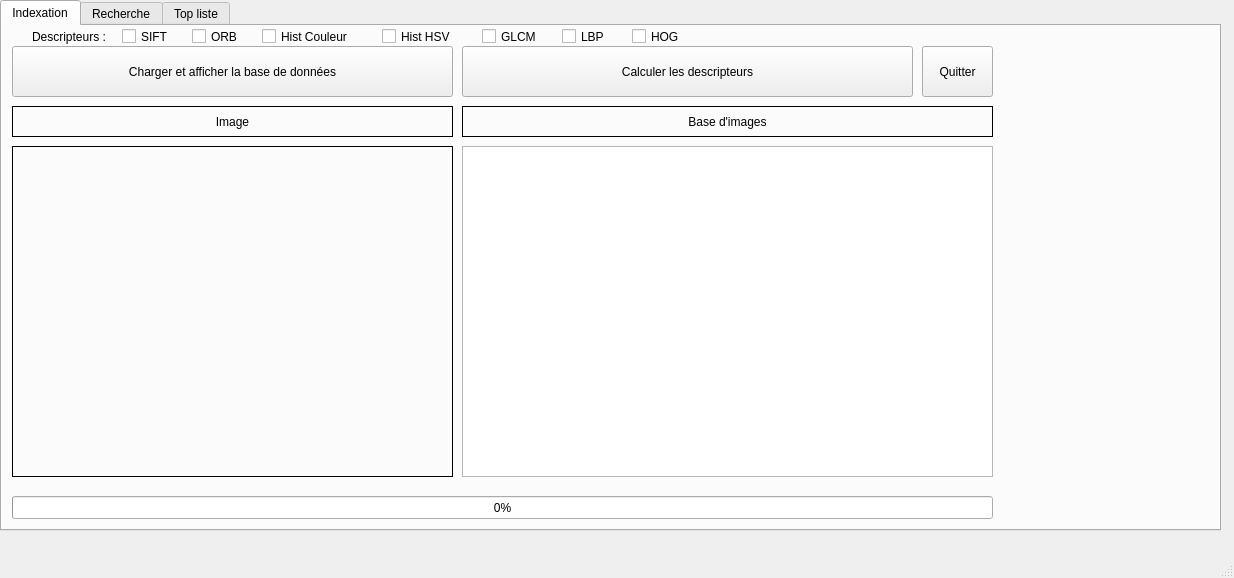
First picture: the form in interface.ui, repository Riipou/MIR, before the edit.
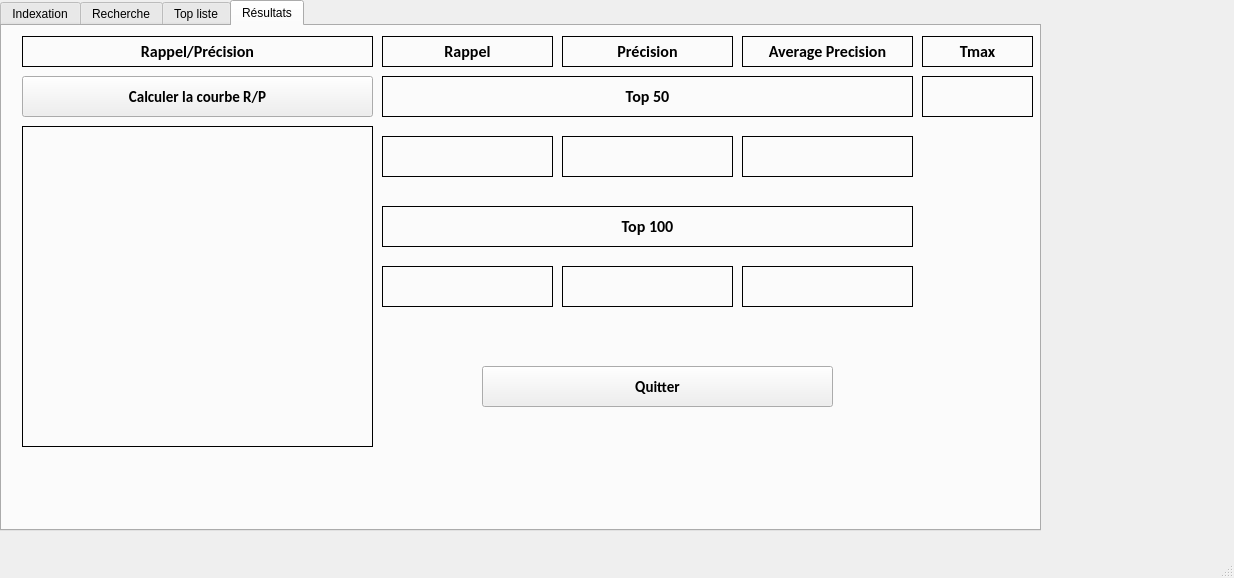
Second picture: the form after the edit.

What changed in the file:
```diff
--- a/interface.ui
+++ b/interface.ui
@@ -32,12 +32,12 @@
      <rect>
       <x>0</x>
       <y>0</y>
-      <width>1221</width>
+      <width>1041</width>
       <height>531</height>
      </rect>
     </property>
     <property name="currentIndex">
-     <number>0</number>
+     <number>3</number>
     </property>
     <widget class="QWidget" name="tab">
      <attribute name="title">
@@ -244,9 +244,9 @@
       <property name="geometry">
        <rect>
         <x>10</x>
-        <y>470</y>
+        <y>462</y>
         <width>981</width>
-        <height>23</height>
+        <height>31</height>
        </rect>
       </property>
       <property name="value">
@@ -271,33 +271,6 @@
      <attribute name="title">
       <string>Recherche</string>
      </attribute>
-     <widget class="QLabel" name="label_5">
-      <property name="geometry">
-       <rect>
-        <x>960</x>
-        <y>10</y>
-        <width>251</width>
-        <height>31</height>
-       </rect>
-      </property>
-      <property name="font">
-       <font>
-        <family>Calibri</family>
-        <pointsize>12</pointsize>
-        <weight>75</weight>
-        <bold>true</bold>
-       </font>
-      </property>
-      <property name="frameShape">
-       <enum>QFrame::Panel</enum>
-      </property>
-      <property name="text">
-       <string>Rappel/Précision</string>
-      </property>
-      <property name="alignment">
-       <set>Qt::AlignCenter</set>
-      </property>
-     </widget>
      <widget class="QCheckBox" name="checkBox_GLCM_2">
       <property name="geometry">
        <rect>
@@ -346,48 +319,6 @@
        <set>Qt::AlignCenter</set>
       </property>
      </widget>
-     <widget class="QPushButton" name="calcul_RP">
-      <property name="geometry">
-       <rect>
-        <x>960</x>
-        <y>70</y>
-        <width>251</width>
-        <height>41</height>
-       </rect>
-      </property>
-      <property name="font">
-       <font>
-        <family>Calibri</family>
-        <pointsize>11</pointsize>
-        <weight>75</weight>
-        <bold>true</bold>
-       </font>
-      </property>
-      <property name="text">
-       <string>Calculer la courbe R/P</string>
-      </property>
-     </widget>
-     <widget class="QPushButton" name="Quitter">
-      <property name="geometry">
-       <rect>
-        <x>960</x>
-        <y>440</y>
-        <width>251</width>
-        <height>41</height>
-       </rect>
-      </property>
-      <property name="font">
-       <font>
-        <family>Calibri</family>
-        <pointsize>11</pointsize>
-        <weight>75</weight>
-        <bold>true</bold>
-       </font>
-      </property>
-      <property name="text">
-       <string>Quitter</string>
-      </property>
-     </widget>
      <widget class="QCheckBox" name="checkBox_LBP_2">
       <property name="geometry">
        <rect>
@@ -481,36 +412,6 @@
        <string>Recherche</string>
       </property>
      </widget>
-     <widget class="QLabel" name="label_courbe">
-      <property name="geometry">
-       <rect>
-        <x>960</x>
-        <y>180</y>
-        <width>251</width>
-        <height>251</height>
-       </rect>
-      </property>
-      <property name="font">
-       <font>
-        <family>Calibri</family>
-        <pointsize>12</pointsize>
-        <weight>75</weight>
-        <bold>true</bold>
-       </font>
-      </property>
-      <property name="frameShape">
-       <enum>QFrame::Panel</enum>
-      </property>
-      <property name="text">
-       <string/>
-      </property>
-      <property name="scaledContents">
-       <bool>true</bool>
-      </property>
-      <property name="alignment">
-       <set>Qt::AlignCenter</set>
-      </property>
-     </widget>
      <widget class="QLabel" name="label_6">
       <property name="geometry">
        <rect>
@@ -714,33 +615,6 @@
        <string>ORB</string>
       </property>
      </widget>
-     <widget class="QLabel" name="label_9">
-      <property name="geometry">
-       <rect>
-        <x>960</x>
-        <y>140</y>
-        <width>251</width>
-        <height>31</height>
-       </rect>
-      </property>
-      <property name="font">
-       <font>
-        <family>Calibri</family>
-        <pointsize>12</pointsize>
-        <weight>75</weight>
-        <bold>true</bold>
-       </font>
-      </property>
-      <property name="frameShape">
-       <enum>QFrame::Panel</enum>
-      </property>
-      <property name="text">
-       <string>Courbe R/P</string>
-      </property>
-      <property name="alignment">
-       <set>Qt::AlignCenter</set>
-      </property>
-     </widget>
      <widget class="QLabel" name="label_7">
       <property name="geometry">
        <rect>
@@ -950,6 +824,479 @@
         <string>Top 50</string>
        </property>
       </item>
+     </widget>
+     <widget class="QPushButton" name="indexer_3">
+      <property name="geometry">
+       <rect>
+        <x>900</x>
+        <y>20</y>
+        <width>91</width>
+        <height>41</height>
+       </rect>
+      </property>
+      <property name="font">
+       <font>
+        <pointsize>11</pointsize>
+       </font>
+      </property>
+      <property name="text">
+       <string>Quitter</string>
+      </property>
+     </widget>
+    </widget>
+    <widget class="QWidget" name="tab_4">
+     <attribute name="title">
+      <string>Résultats</string>
+     </attribute>
+     <widget class="QPushButton" name="calcul_RP">
+      <property name="geometry">
+       <rect>
+        <x>20</x>
+        <y>50</y>
+        <width>351</width>
+        <height>41</height>
+       </rect>
+      </property>
+      <property name="font">
+       <font>
+        <family>Calibri</family>
+        <pointsize>11</pointsize>
+        <weight>75</weight>
+        <bold>true</bold>
+       </font>
+      </property>
+      <property name="text">
+       <string>Calculer la courbe R/P</string>
+      </property>
+     </widget>
+     <widget class="QLabel" name="label_courbe">
+      <property name="geometry">
+       <rect>
+        <x>20</x>
+        <y>100</y>
+        <width>351</width>
+        <height>321</height>
+       </rect>
+      </property>
+      <property name="font">
+       <font>
+        <family>Calibri</family>
+        <pointsize>12</pointsize>
+        <weight>75</weight>
+        <bold>true</bold>
+       </font>
+      </property>
+      <property name="frameShape">
+       <enum>QFrame::Panel</enum>
+      </property>
+      <property name="text">
+       <string/>
+      </property>
+      <property name="scaledContents">
+       <bool>true</bool>
+      </property>
+      <property name="alignment">
+       <set>Qt::AlignCenter</set>
+      </property>
+     </widget>
+     <widget class="QPushButton" name="Quitter">
+      <property name="geometry">
+       <rect>
+        <x>480</x>
+        <y>340</y>
+        <width>351</width>
+        <height>41</height>
+       </rect>
+      </property>
+      <property name="font">
+       <font>
+        <family>Calibri</family>
+        <pointsize>11</pointsize>
+        <weight>75</weight>
+        <bold>true</bold>
+       </font>
+      </property>
+      <property name="text">
+       <string>Quitter</string>
+      </property>
+     </widget>
+     <widget class="QLabel" name="label_5">
+      <property name="geometry">
+       <rect>
+        <x>20</x>
+        <y>10</y>
+        <width>351</width>
+        <height>31</height>
+       </rect>
+      </property>
+      <property name="font">
+       <font>
+        <family>Calibri</family>
+        <pointsize>12</pointsize>
+        <weight>75</weight>
+        <bold>true</bold>
+       </font>
+      </property>
+      <property name="frameShape">
+       <enum>QFrame::Panel</enum>
+      </property>
+      <property name="text">
+       <string>Rappel/Précision</string>
+      </property>
+      <property name="alignment">
+       <set>Qt::AlignCenter</set>
+      </property>
+     </widget>
+     <widget class="QLabel" name="label_9">
+      <property name="geometry">
+       <rect>
+        <x>380</x>
+        <y>10</y>
+        <width>171</width>
+        <height>31</height>
+       </rect>
+      </property>
+      <property name="font">
+       <font>
+        <family>Calibri</family>
+        <pointsize>12</pointsize>
+        <weight>75</weight>
+        <bold>true</bold>
+       </font>
+      </property>
+      <property name="frameShape">
+       <enum>QFrame::Panel</enum>
+      </property>
+      <property name="text">
+       <string>Rappel</string>
+      </property>
+      <property name="alignment">
+       <set>Qt::AlignCenter</set>
+      </property>
+     </widget>
+     <widget class="QLabel" name="label_14">
+      <property name="geometry">
+       <rect>
+        <x>380</x>
+        <y>50</y>
+        <width>531</width>
+        <height>41</height>
+       </rect>
+      </property>
+      <property name="font">
+       <font>
+        <family>Calibri</family>
+        <pointsize>12</pointsize>
+        <weight>75</weight>
+        <bold>true</bold>
+       </font>
+      </property>
+      <property name="frameShape">
+       <enum>QFrame::Panel</enum>
+      </property>
+      <property name="text">
+       <string>Top 50</string>
+      </property>
+      <property name="alignment">
+       <set>Qt::AlignCenter</set>
+      </property>
+     </widget>
+     <widget class="QLabel" name="top_50_result_r">
+      <property name="geometry">
+       <rect>
+        <x>380</x>
+        <y>110</y>
+        <width>171</width>
+        <height>41</height>
+       </rect>
+      </property>
+      <property name="font">
+       <font>
+        <family>Calibri</family>
+        <pointsize>12</pointsize>
+        <weight>75</weight>
+        <bold>true</bold>
+       </font>
+      </property>
+      <property name="frameShape">
+       <enum>QFrame::Panel</enum>
+      </property>
+      <property name="text">
+       <string/>
+      </property>
+      <property name="alignment">
+       <set>Qt::AlignCenter</set>
+      </property>
+     </widget>
+     <widget class="QLabel" name="label_16">
+      <property name="geometry">
+       <rect>
+        <x>380</x>
+        <y>180</y>
+        <width>531</width>
+        <height>41</height>
+       </rect>
+      </property>
+      <property name="font">
+       <font>
+        <family>Calibri</family>
+        <pointsize>12</pointsize>
+        <weight>75</weight>
+        <bold>true</bold>
+       </font>
+      </property>
+      <property name="frameShape">
+       <enum>QFrame::Panel</enum>
+      </property>
+      <property name="text">
+       <string>Top 100</string>
+      </property>
+      <property name="alignment">
+       <set>Qt::AlignCenter</set>
+      </property>
+     </widget>
+     <widget class="QLabel" name="top_100_result_r">
+      <property name="geometry">
+       <rect>
+        <x>380</x>
+        <y>240</y>
+        <width>171</width>
+        <height>41</height>
+       </rect>
+      </property>
+      <property name="font">
+       <font>
+        <family>Calibri</family>
+        <pointsize>12</pointsize>
+        <weight>75</weight>
+        <bold>true</bold>
+       </font>
+      </property>
+      <property name="frameShape">
+       <enum>QFrame::Panel</enum>
+      </property>
+      <property name="text">
+       <string/>
+      </property>
+      <property name="alignment">
+       <set>Qt::AlignCenter</set>
+      </property>
+     </widget>
+     <widget class="QLabel" name="label_17">
+      <property name="geometry">
+       <rect>
+        <x>560</x>
+        <y>10</y>
+        <width>171</width>
+        <height>31</height>
+       </rect>
+      </property>
+      <property name="font">
+       <font>
+        <family>Calibri</family>
+        <pointsize>12</pointsize>
+        <weight>75</weight>
+        <bold>true</bold>
+       </font>
+      </property>
+      <property name="frameShape">
+       <enum>QFrame::Panel</enum>
+      </property>
+      <property name="text">
+       <string>Précision</string>
+      </property>
+      <property name="alignment">
+       <set>Qt::AlignCenter</set>
+      </property>
+     </widget>
+     <widget class="QLabel" name="top_50_result_p">
+      <property name="geometry">
+       <rect>
+        <x>560</x>
+        <y>110</y>
+        <width>171</width>
+        <height>41</height>
+       </rect>
+      </property>
+      <property name="font">
+       <font>
+        <family>Calibri</family>
+        <pointsize>12</pointsize>
+        <weight>75</weight>
+        <bold>true</bold>
+       </font>
+      </property>
+      <property name="frameShape">
+       <enum>QFrame::Panel</enum>
+      </property>
+      <property name="text">
+       <string/>
+      </property>
+      <property name="alignment">
+       <set>Qt::AlignCenter</set>
+      </property>
+     </widget>
+     <widget class="QLabel" name="top_100_result_p">
+      <property name="geometry">
+       <rect>
+        <x>560</x>
+        <y>240</y>
+        <width>171</width>
+        <height>41</height>
+       </rect>
+      </property>
+      <property name="font">
+       <font>
+        <family>Calibri</family>
+        <pointsize>12</pointsize>
+        <weight>75</weight>
+        <bold>true</bold>
+       </font>
+      </property>
+      <property name="frameShape">
+       <enum>QFrame::Panel</enum>
+      </property>
+      <property name="text">
+       <string/>
+      </property>
+      <property name="alignment">
+       <set>Qt::AlignCenter</set>
+      </property>
+     </widget>
+     <widget class="QLabel" name="label_18">
+      <property name="geometry">
+       <rect>
+        <x>740</x>
+        <y>10</y>
+        <width>171</width>
+        <height>31</height>
+       </rect>
+      </property>
+      <property name="font">
+       <font>
+        <family>Calibri</family>
+        <pointsize>12</pointsize>
+        <weight>75</weight>
+        <bold>true</bold>
+       </font>
+      </property>
+      <property name="frameShape">
+       <enum>QFrame::Panel</enum>
+      </property>
+      <property name="text">
+       <string>Average Precision</string>
+      </property>
+      <property name="alignment">
+       <set>Qt::AlignCenter</set>
+      </property>
+     </widget>
+     <widget class="QLabel" name="top_50_result_ap">
+      <property name="geometry">
+       <rect>
+        <x>740</x>
+        <y>110</y>
+        <width>171</width>
+        <height>41</height>
+       </rect>
+      </property>
+      <property name="font">
+       <font>
+        <family>Calibri</family>
+        <pointsize>12</pointsize>
+        <weight>75</weight>
+        <bold>true</bold>
+       </font>
+      </property>
+      <property name="frameShape">
+       <enum>QFrame::Panel</enum>
+      </property>
+      <property name="text">
+       <string/>
+      </property>
+      <property name="alignment">
+       <set>Qt::AlignCenter</set>
+      </property>
+     </widget>
+     <widget class="QLabel" name="top_100_result_ap">
+      <property name="geometry">
+       <rect>
+        <x>740</x>
+        <y>240</y>
+        <width>171</width>
+        <height>41</height>
+       </rect>
+      </property>
+      <property name="font">
+       <font>
+        <family>Calibri</family>
+        <pointsize>12</pointsize>
+        <weight>75</weight>
+        <bold>true</bold>
+       </font>
+      </property>
+      <property name="frameShape">
+       <enum>QFrame::Panel</enum>
+      </property>
+      <property name="text">
+       <string/>
+      </property>
+      <property name="alignment">
+       <set>Qt::AlignCenter</set>
+      </property>
+     </widget>
+     <widget class="QLabel" name="label_19">
+      <property name="geometry">
+       <rect>
+        <x>920</x>
+        <y>10</y>
+        <width>111</width>
+        <height>31</height>
+       </rect>
+      </property>
+      <property name="font">
+       <font>
+        <family>Calibri</family>
+        <pointsize>12</pointsize>
+        <weight>75</weight>
+        <bold>true</bold>
+       </font>
+      </property>
+      <property name="frameShape">
+       <enum>QFrame::Panel</enum>
+      </property>
+      <property name="text">
+       <string>Tmax</string>
+      </property>
+      <property name="alignment">
+       <set>Qt::AlignCenter</set>
+      </property>
+     </widget>
+     <widget class="QLabel" name="tmax_label">
+      <property name="geometry">
+       <rect>
+        <x>920</x>
+        <y>50</y>
+        <width>111</width>
+        <height>41</height>
+       </rect>
+      </property>
+      <property name="font">
+       <font>
+        <family>Calibri</family>
+        <pointsize>12</pointsize>
+        <weight>75</weight>
+        <bold>true</bold>
+       </font>
+      </property>
+      <property name="frameShape">
+       <enum>QFrame::Panel</enum>
+      </property>
+      <property name="text">
+       <string/>
+      </property>
+      <property name="alignment">
+       <set>Qt::AlignCenter</set>
+      </property>
      </widget>
     </widget>
    </widget>
```
Left out of the diff: 53 changed lines with no effect on the pictures.
